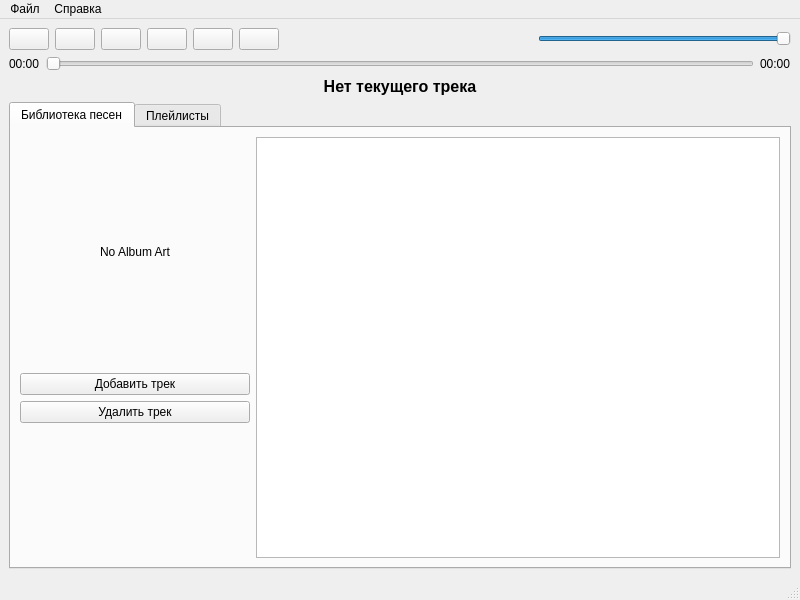
Old version of the form mainwindow.ui in the repository dmitryemacs/MPlayer.
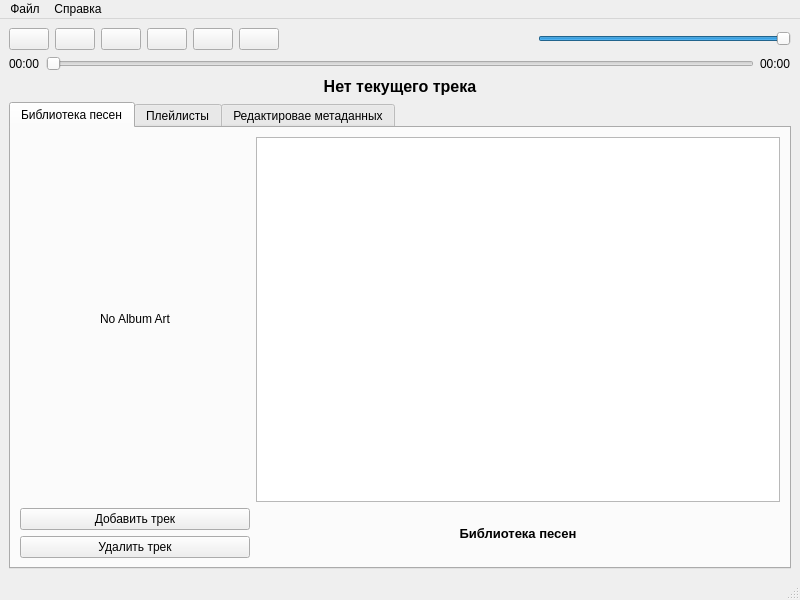
New version of the form. The open tabs and pages were chosen to show the change. Icons and pictures are not drawn.

What changed in the file:
```diff
--- a/mainwindow.ui
+++ b/mainwindow.ui
@@ -177,7 +177,45 @@
         <string>Библиотека песен</string>
        </attribute>
        <layout class="QGridLayout" name="gridLayout">
-        <item row="0" column="1" rowspan="4">
+        <item row="2" column="1" rowspan="2">
+         <widget class="QLabel" name="currentSongListViewTitleLabel">
+          <property name="font">
+           <font>
+            <pointsize>10</pointsize>
+            <bold>true</bold>
+           </font>
+          </property>
+          <property name="text">
+           <string>Библиотека песен</string>
+          </property>
+          <property name="alignment">
+           <set>Qt::AlignmentFlag::AlignCenter</set>
+          </property>
+         </widget>
+        </item>
+        <item row="1" column="0">
+         <widget class="QLabel" name="albumArtLabel">
+          <property name="minimumSize">
+           <size>
+            <width>230</width>
+            <height>230</height>
+           </size>
+          </property>
+          <property name="maximumSize">
+           <size>
+            <width>230</width>
+            <height>230</height>
+           </size>
+          </property>
+          <property name="text">
+           <string>No Album Art</string>
+          </property>
+          <property name="alignment">
+           <set>Qt::AlignmentFlag::AlignCenter</set>
+          </property>
+         </widget>
+        </item>
+        <item row="1" column="1">
          <widget class="QListView" name="songListView">
           <property name="editTriggers">
            <set>QAbstractItemView::EditTrigger::NoEditTriggers</set>
@@ -199,40 +237,7 @@
           </property>
          </widget>
         </item>
-        <item row="0" column="0">
-         <widget class="QLabel" name="albumArtLabel">
-          <property name="minimumSize">
-           <size>
-            <width>230</width>
-            <height>230</height>
-           </size>
-          </property>
-          <property name="maximumSize">
-           <size>
-            <width>230</width>
-            <height>230</height>
-           </size>
-          </property>
-          <property name="text">
-           <string>No Album Art</string>
-          </property>
-          <property name="alignment">
-           <set>Qt::AlignmentFlag::AlignCenter</set>
-          </property>
-         </widget>
-        </item>
-        <item row="1" column="0">
-         <widget class="QPushButton" name="addSongButton">
-          <property name="text">
-           <string>Добавить трек</string>
-          </property>
-          <property name="icon">
-           <iconset resource="resources.qrc">
-            <normaloff>:/prefix/buttons/plus.ico</normaloff>:/prefix/buttons/plus.ico</iconset>
-          </property>
-         </widget>
-        </item>
-        <item row="2" column="0">
+        <item row="3" column="0">
          <widget class="QPushButton" name="deleteSongButton">
           <property name="text">
            <string>Удалить трек</string>
@@ -243,6 +248,17 @@
           </property>
          </widget>
         </item>
+        <item row="2" column="0">
+         <widget class="QPushButton" name="addSongButton">
+          <property name="text">
+           <string>Добавить трек</string>
+          </property>
+          <property name="icon">
+           <iconset resource="resources.qrc">
+            <normaloff>:/prefix/buttons/plus.ico</normaloff>:/prefix/buttons/plus.ico</iconset>
+          </property>
+         </widget>
+        </item>
        </layout>
       </widget>
       <widget class="QWidget" name="tab_playlists">
@@ -257,6 +273,41 @@
          <widget class="QPushButton" name="createPlaylistButton">
           <property name="text">
            <string>Создать плейлист</string>
+          </property>
+         </widget>
+        </item>
+        <item>
+         <widget class="QPushButton" name="deletePlaylistButton">
+          <property name="text">
+           <string>Удалить плейлист</string>
+          </property>
+         </widget>
+        </item>
+       </layout>
+      </widget>
+      <widget class="QWidget" name="tab">
+       <attribute name="title">
+        <string>Редактировае метаданных</string>
+       </attribute>
+       <layout class="QGridLayout" name="gridLayout_3">
+        <item row="2" column="0">
+         <widget class="QLabel" name="yearLabel">
+          <property name="text">
+           <string>Год:</string>
+          </property>
+         </widget>
+        </item>
+        <item row="3" column="0">
+         <widget class="QLabel" name="albumLabel">
+          <property name="text">
+           <string>Альбом:</string>
+          </property>
+         </widget>
+        </item>
+        <item row="4" column="0">
+         <widget class="QPushButton" name="editMetadataButton">
+          <property name="text">
+           <string>Редактировать метаданные</string>
           </property>
          </widget>
         </item>
```
Left out of the diff: 8 changed lines with no effect on the pictures.
